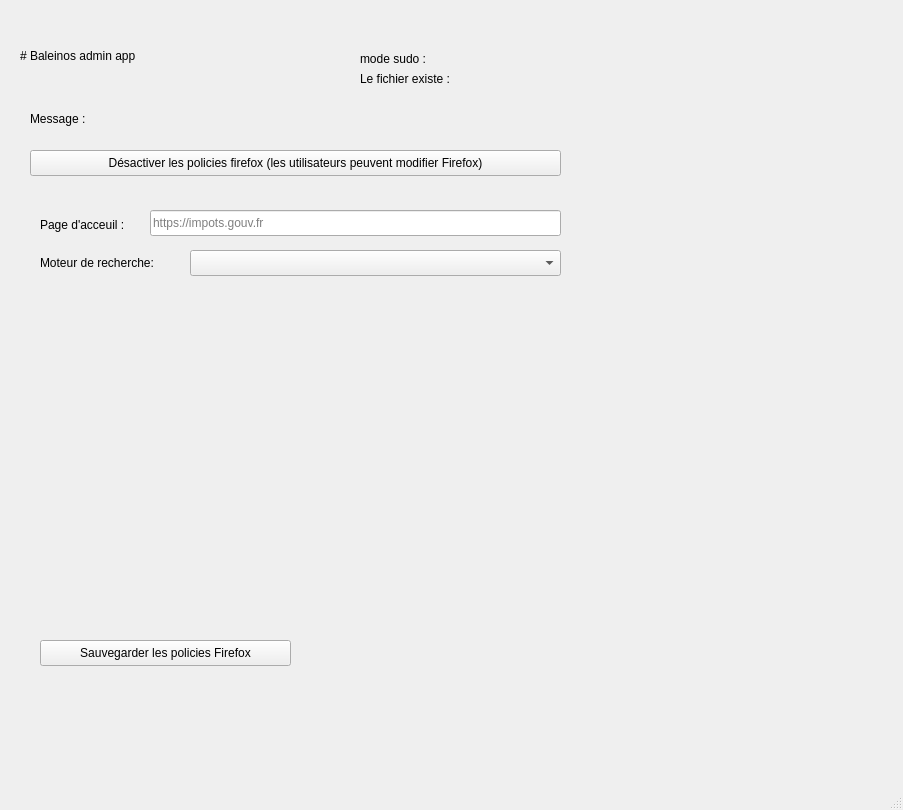
The window that admin-assets/baleinos-admin-app/form.ui (ad2ien/balenos) describes before a commit, drawn with Qt 5.
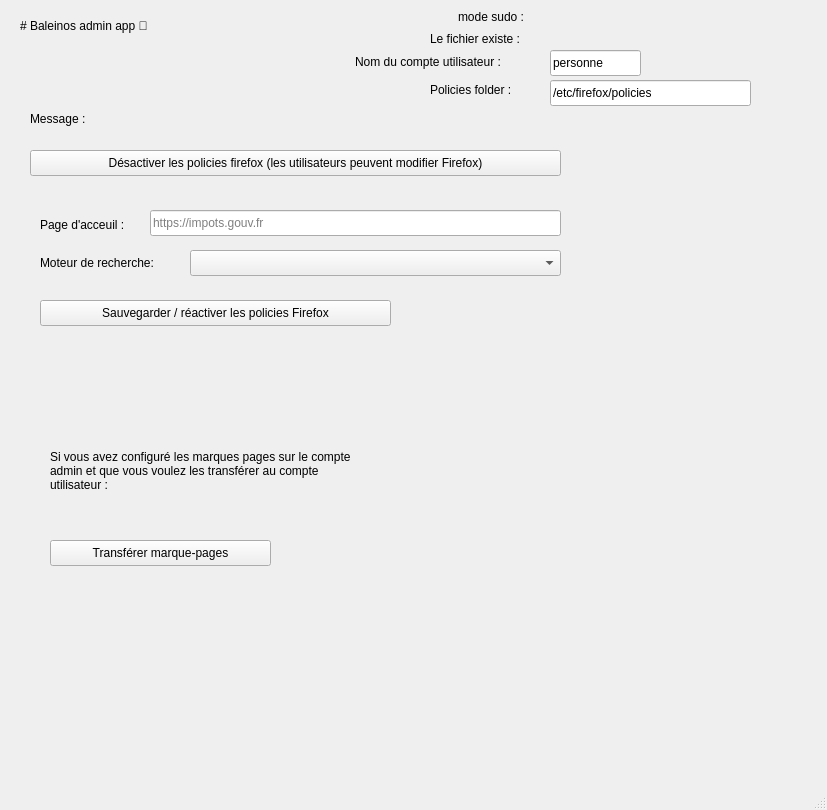
The same window after the commit.

Commit message: ✨ search engines & transfer bookmarks with admin tool

Patch:
```diff
--- a/admin-assets/baleinos-admin-app/form.ui
+++ b/admin-assets/baleinos-admin-app/form.ui
@@ -6,7 +6,7 @@
    <rect>
     <x>0</x>
     <y>0</y>
-    <width>903</width>
+    <width>827</width>
     <height>810</height>
    </rect>
   </property>
@@ -18,13 +18,13 @@
     <property name="geometry">
      <rect>
       <x>20</x>
-      <y>20</y>
+      <y>-10</y>
       <width>341</width>
       <height>71</height>
      </rect>
     </property>
     <property name="text">
-     <string># Baleinos admin app</string>
+     <string># Baleinos admin app 🐳</string>
     </property>
     <property name="textFormat">
      <enum>Qt::TextFormat::MarkdownText</enum>
@@ -33,8 +33,8 @@
    <widget class="QLabel" name="sudo_label">
     <property name="geometry">
      <rect>
-      <x>360</x>
-      <y>50</y>
+      <x>458</x>
+      <y>8</y>
       <width>91</width>
       <height>18</height>
      </rect>
@@ -46,8 +46,8 @@
    <widget class="QLabel" name="sudo_indicator_label">
     <property name="geometry">
      <rect>
-      <x>480</x>
-      <y>50</y>
+      <x>550</x>
+      <y>8</y>
       <width>66</width>
       <height>18</height>
      </rect>
@@ -61,7 +61,7 @@
      <rect>
       <x>110</x>
       <y>110</y>
-      <width>661</width>
+      <width>671</width>
       <height>21</height>
      </rect>
     </property>
@@ -103,8 +103,8 @@
    <widget class="QLabel" name="exisintg_policies_file_label">
     <property name="geometry">
      <rect>
-      <x>360</x>
-      <y>70</y>
+      <x>430</x>
+      <y>30</y>
       <width>111</width>
       <height>18</height>
      </rect>
@@ -116,8 +116,8 @@
    <widget class="QLabel" name="file_indicator_label">
     <property name="geometry">
      <rect>
-      <x>480</x>
-      <y>70</y>
+      <x>550</x>
+      <y>30</y>
       <width>66</width>
       <height>18</height>
      </rect>
@@ -143,13 +143,13 @@
     <property name="geometry">
      <rect>
       <x>40</x>
-      <y>640</y>
-      <width>251</width>
+      <y>300</y>
+      <width>351</width>
       <height>26</height>
      </rect>
     </property>
     <property name="text">
-     <string>Sauvegarder les policies Firefox</string>
+     <string>Sauvegarder / réactiver les policies Firefox</string>
     </property>
    </widget>
    <widget class="QLineEdit" name="homepage_edit">
@@ -188,6 +188,87 @@
      </rect>
     </property>
    </widget>
+   <widget class="QPushButton" name="transfer_bookmarks_button">
+    <property name="geometry">
+     <rect>
+      <x>50</x>
+      <y>540</y>
+      <width>221</width>
+      <height>26</height>
+     </rect>
+    </property>
+    <property name="text">
+     <string>Transférer marque-pages</string>
+    </property>
+   </widget>
+   <widget class="QLabel" name="label_2">
+    <property name="geometry">
+     <rect>
+      <x>50</x>
+      <y>430</y>
+      <width>311</width>
+      <height>81</height>
+     </rect>
+    </property>
+    <property name="text">
+     <string>Si vous avez configuré les marques pages sur le compte admin et que vous voulez les transférer au compte utilisateur :</string>
+    </property>
+    <property name="wordWrap">
+     <bool>true</bool>
+    </property>
+   </widget>
+   <widget class="QLabel" name="exisintg_policies_file_label_2">
+    <property name="geometry">
+     <rect>
+      <x>355</x>
+      <y>52</y>
+      <width>191</width>
+      <height>20</height>
+     </rect>
+    </property>
+    <property name="text">
+     <string>Nom du compte utilisateur :</string>
+    </property>
+   </widget>
+   <widget class="QLineEdit" name="user_account_name_lineEdit">
+    <property name="geometry">
+     <rect>
+      <x>550</x>
+      <y>50</y>
+      <width>91</width>
+      <height>26</height>
+     </rect>
+    </property>
+    <property name="text">
+     <string>personne</string>
+    </property>
+   </widget>
+   <widget class="QLabel" name="exisintg_policies_file_path_label">
+    <property name="geometry">
+     <rect>
+      <x>430</x>
+      <y>80</y>
+      <width>101</width>
+      <height>20</height>
+     </rect>
+    </property>
+    <property name="text">
+     <string>Policies folder :</string>
+    </property>
+   </widget>
+   <widget class="QLineEdit" name="policies_path_lineEdit">
+    <property name="geometry">
+     <rect>
+      <x>550</x>
+      <y>80</y>
+      <width>201</width>
+      <height>26</height>
+     </rect>
+    </property>
+    <property name="text">
+     <string>/etc/firefox/policies</string>
+    </property>
+   </widget>
   </widget>
   <widget class="QMenuBar" name="menubar">
    <property name="geometry">
```
Left out of the diff: 2 changed lines with no effect on the pictures. The commit also changes 4 other files.
